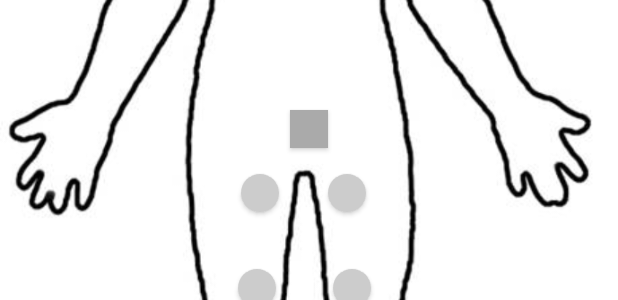
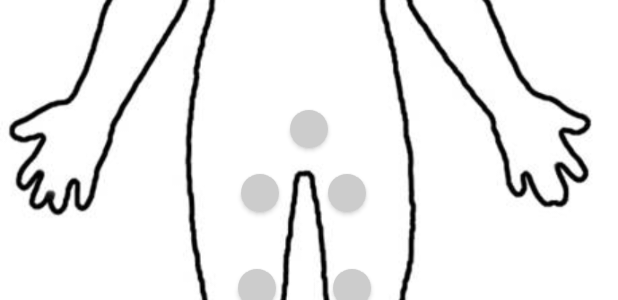
Before and after one commit to anurag3/TJR-Focus-Group, an Android app: the layout painsurvey6.xml on its own in the app's theme, with its tools: preview values and no code run, on a phone screen of 412 x 824 dp. Shown: the part 489-789 px from the top of the screen. Run offline under Robolectric (Android 15) with nearby library versions, the phone set to English and light mode, and no system bars.

Commit message:
Fixed colors changing on the wrong button

```diff
--- a/Knee_Replacement/app/src/main/java/anuragdesai/library/kneereplacement/basebodybutton.java
+++ b/Knee_Replacement/app/src/main/java/anuragdesai/library/kneereplacement/basebodybutton.java
@@ -3,6 +3,7 @@ package anuragdesai.library.kneereplacement;
 import android.graphics.Color;
 import android.graphics.PorterDuff;
 import android.graphics.drawable.Drawable;
+import android.support.v4.content.ContextCompat;
 import android.support.v7.app.AppCompatActivity;
 import android.view.View;
 import android.view.View.OnClickListener;
@@ -29,7 +30,8 @@ public class basebodybutton extends AppCompatActivity implements OnClickListener
         this.M = M;
         this.buttonNum = buttonNum;
         this.nextBtn = nextBtn;
-        d1= getResources().getDrawable(R.drawable.roundbutton);
+        //d1= getResources().getDrawable(R.drawable.roundbutton);
+        d1 = ContextCompat.getDrawable(M, R.drawable.roundbutton);
 
     }
 
@@ -38,6 +40,7 @@ public class basebodybutton extends AppCompatActivity implements OnClickListener
         {
             i++;
             //mToast.cancel();
+            d1 = ContextCompat.getDrawable(M, R.drawable.roundbutton);
 
             if (i == 4)
                 i = 0;
--- a/Knee_Replacement/app/src/main/java/anuragdesai/library/kneereplacement/basetaptap6button.java
+++ b/Knee_Replacement/app/src/main/java/anuragdesai/library/kneereplacement/basetaptap6button.java
@@ -3,6 +3,7 @@ package anuragdesai.library.kneereplacement;
 import android.graphics.Color;
 import android.graphics.PorterDuff;
 import android.graphics.drawable.Drawable;
+import android.support.v4.content.ContextCompat;
 import android.support.v7.app.AppCompatActivity;
 import android.view.View;
 import android.widget.Button;
@@ -29,13 +30,15 @@ public class basetaptap6button extends AppCompatActivity implements View.OnClick
         this.buttonNum = buttonNum;
         this.nextBtn = nextBtn;
         buttonsPressed = 0;
-        d1= getResources().getDrawable(R.drawable.roundbutton);
+        //d1= getResources().getDrawable(R.drawable.roundbutton);
+        d1 = ContextCompat.getDrawable(M, R.drawable.roundbutton);
     }
 
 
     public void onClick(View view) {
         {
             i++;
+            d1 = ContextCompat.getDrawable(M, R.drawable.roundbutton);
 
 
             if (i == 7)
--- a/Knee_Replacement/app/src/main/java/anuragdesai/library/kneereplacement/goToPainSurvey1.java
+++ b/Knee_Replacement/app/src/main/java/anuragdesai/library/kneereplacement/goToPainSurvey1.java
@@ -8,6 +8,7 @@ import android.graphics.Color;
 import android.graphics.PorterDuff;
 import android.graphics.drawable.Drawable;
 import android.os.Bundle;
+import android.support.v4.content.ContextCompat;
 import android.support.v7.app.AppCompatActivity;
 import android.view.LayoutInflater;
 import android.view.View;
@@ -115,6 +116,7 @@ public class goToPainSurvey1 extends AppCompatActivity implements View.OnClickLi
 
 
     public void horizontaltap(final Button button) {
+        d1 = ContextCompat.getDrawable(this, R.drawable.roundbutton);
         AlertDialog.Builder alert = new AlertDialog.Builder(this);
         final AlertDialog dialog;
         alert.setTitle("Pain Survey 1");
--- a/Knee_Replacement/app/src/main/java/anuragdesai/library/kneereplacement/goToPainSurvey2.java
+++ b/Knee_Replacement/app/src/main/java/anuragdesai/library/kneereplacement/goToPainSurvey2.java
@@ -7,6 +7,7 @@ import android.content.Intent;
 import android.graphics.PorterDuff;
 import android.graphics.drawable.Drawable;
 import android.os.Bundle;
+import android.support.v4.content.ContextCompat;
 import android.support.v7.app.AppCompatActivity;
 import android.view.LayoutInflater;
 import android.view.View;
@@ -115,6 +116,7 @@ public class goToPainSurvey2 extends AppCompatActivity implements View.OnClickLi
     }
 
     public void verticaltap(final Button button) {
+        d1 = ContextCompat.getDrawable(this, R.drawable.roundbutton);
         AlertDialog.Builder alert = new AlertDialog.Builder(this);
         final AlertDialog dialog;
         alert.setTitle("Pain Survey 2");
--- a/Knee_Replacement/app/src/main/java/anuragdesai/library/kneereplacement/goToPainSurvey3.java
+++ b/Knee_Replacement/app/src/main/java/anuragdesai/library/kneereplacement/goToPainSurvey3.java
@@ -8,6 +8,7 @@ import android.graphics.PorterDuff;
 import android.graphics.Rect;
 import android.graphics.drawable.Drawable;
 import android.os.Bundle;
+import android.support.v4.content.ContextCompat;
 import android.support.v7.app.AppCompatActivity;
 import android.view.LayoutInflater;
 import android.view.TouchDelegate;
@@ -100,6 +101,7 @@ public class goToPainSurvey3 extends AppCompatActivity implements View.OnClickLi
 
 
     public void horizontalscroll(final Button button) {
+        d1 = ContextCompat.getDrawable(this, R.drawable.roundbutton);
         AlertDialog.Builder alert = new AlertDialog.Builder(this);
         AlertDialog dialog;
         alert.setTitle("Pain Survey");
--- a/Knee_Replacement/app/src/main/java/anuragdesai/library/kneereplacement/goToPainSurvey4.java
+++ b/Knee_Replacement/app/src/main/java/anuragdesai/library/kneereplacement/goToPainSurvey4.java
@@ -7,6 +7,7 @@ import android.content.Intent;
 import android.graphics.PorterDuff;
 import android.graphics.drawable.Drawable;
 import android.os.Bundle;
+import android.support.v4.content.ContextCompat;
 import android.support.v7.app.AppCompatActivity;
 import android.view.LayoutInflater;
 import android.view.View;
@@ -98,6 +99,7 @@ public class goToPainSurvey4 extends AppCompatActivity implements View.OnClickLi
     }
 
     public void verticalscroll(final Button button) {
+        d1 = ContextCompat.getDrawable(this, R.drawable.roundbutton);
         AlertDialog.Builder alert = new AlertDialog.Builder(this);
         AlertDialog dialog;
         alert.setTitle("Pain Survey");
--- a/Knee_Replacement/app/src/main/res/layout/painsurvey6.xml
+++ b/Knee_Replacement/app/src/main/res/layout/painsurvey6.xml
@@ -18,7 +18,7 @@
         android:layout_height="25dp"
         android:id="@+id/bodybtn1"
         android:onClick="onClick"
-        android:background="@android:color/darker_gray"
+        android:background="@drawable/roundbutton"
         android:layout_centerVertical="true"
         android:layout_centerHorizontal="true" />
 
```
